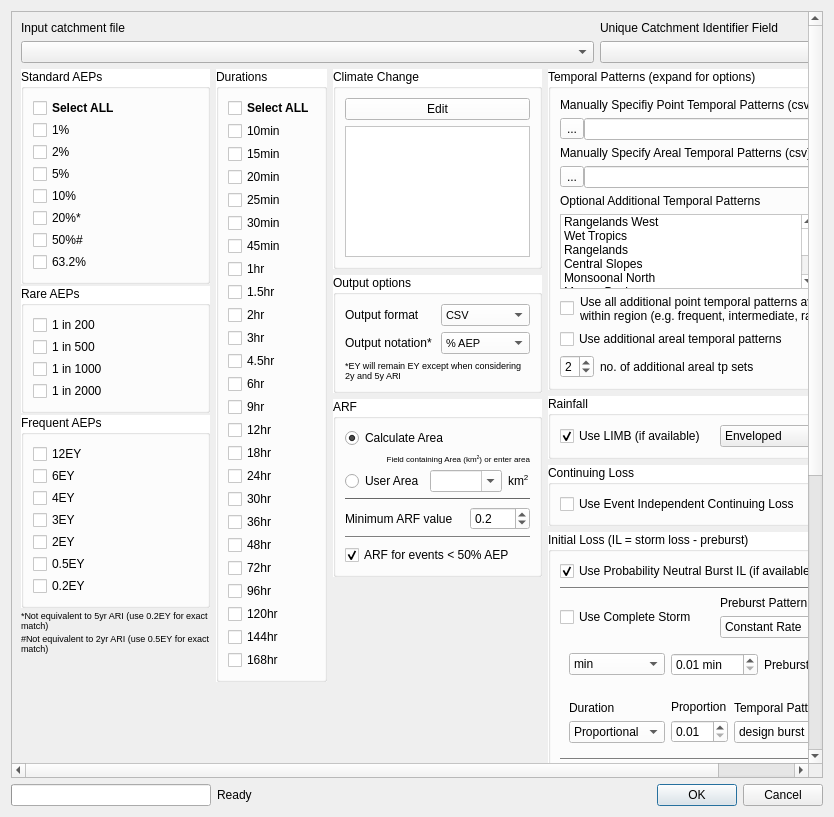
Above: tuflow/forms/ui_tuflowqgis_arr2016.ui from TUFLOW-Support/QGIS-TUFLOW-Plugin before the change. Below: the same form after it.
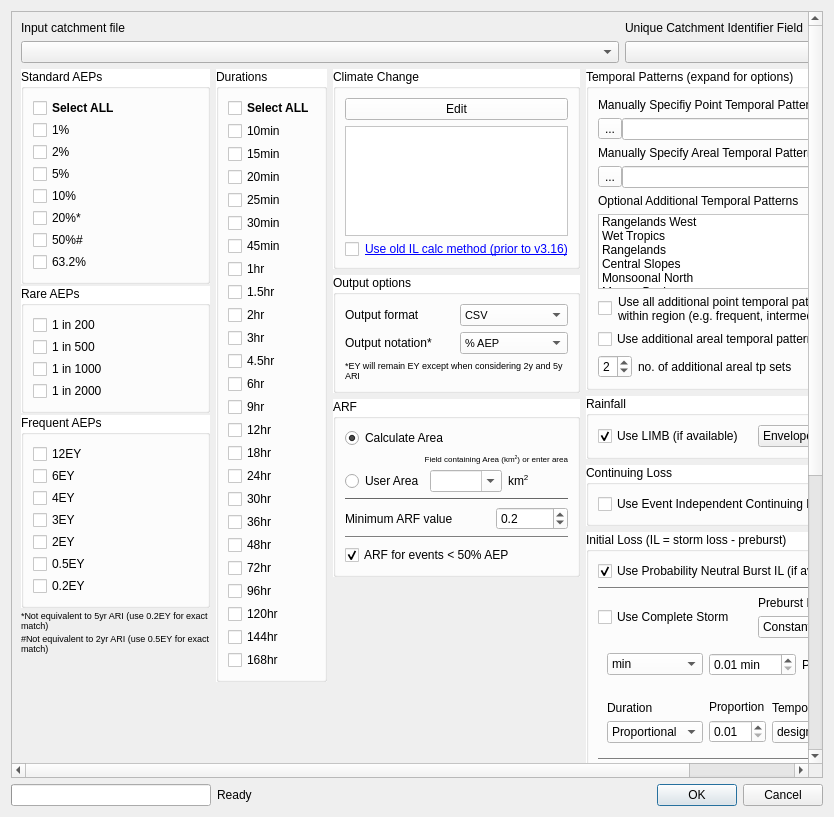
That is the form after the change. Custom widgets are drawn as their Qt base class.

```diff
--- a/tuflow/forms/ui_tuflowqgis_arr2016.ui
+++ b/tuflow/forms/ui_tuflowqgis_arr2016.ui
@@ -75,7 +75,7 @@
        <rect>
         <x>0</x>
         <y>0</y>
-        <width>797</width>
+        <width>801</width>
         <height>1123</height>
        </rect>
       </property>
@@ -2906,6 +2906,40 @@
                 </property>
                </widget>
               </item>
+              <item>
+               <layout class="QHBoxLayout" name="horizontalLayout_22">
+                <item>
+                 <widget class="QCheckBox" name="cb_cc_il_old_method">
+                  <property name="text">
+                   <string/>
+                  </property>
+                 </widget>
+                </item>
+                <item>
+                 <widget class="QLabel" name="label_6">
+                  <property name="text">
+                   <string>&lt;html&gt;&lt;head/&gt;&lt;body&gt;&lt;p&gt;&lt;a href=&quot;https://docs.tuflow.com/qgis-tuflow-plugin/changelog/3.16/#arr-to-tuflow---update-to-climate-change-initial-loss-calculation&quot;&gt;&lt;span style=&quot; text-decoration: underline; color:#0000ff;&quot;&gt;Use old IL calc method (prior to v3.16)&lt;/span&gt;&lt;/a&gt;&lt;/p&gt;&lt;/body&gt;&lt;/html&gt;</string>
+                  </property>
+                  <property name="openExternalLinks">
+                   <bool>true</bool>
+                  </property>
+                 </widget>
+                </item>
+                <item>
+                 <spacer name="horizontalSpacer_16">
+                  <property name="orientation">
+                   <enum>Qt::Horizontal</enum>
+                  </property>
+                  <property name="sizeHint" stdset="0">
+                   <size>
+                    <width>0</width>
+                    <height>0</height>
+                   </size>
+                  </property>
+                 </spacer>
+                </item>
+               </layout>
+              </item>
              </layout>
             </widget>
            </item>
```
